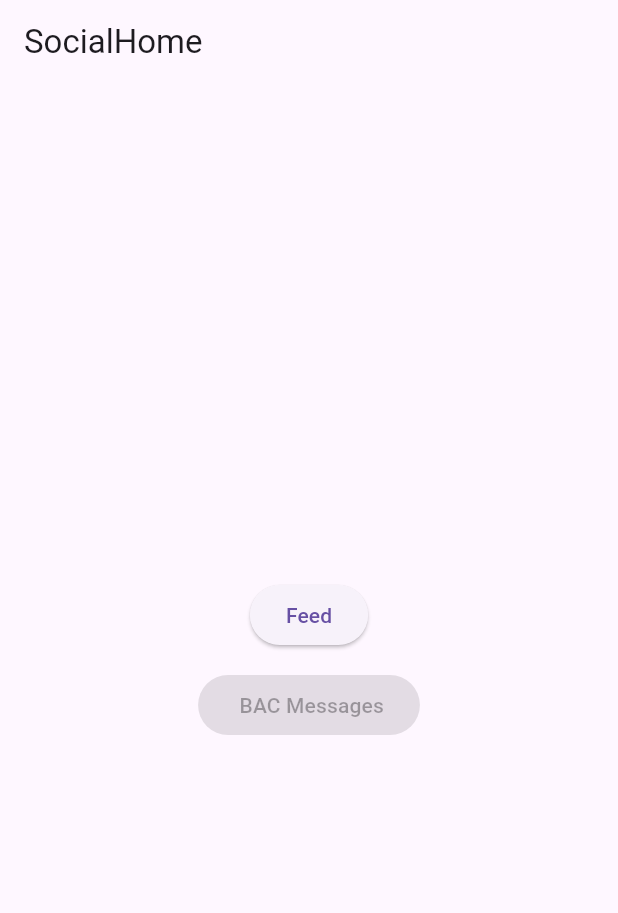
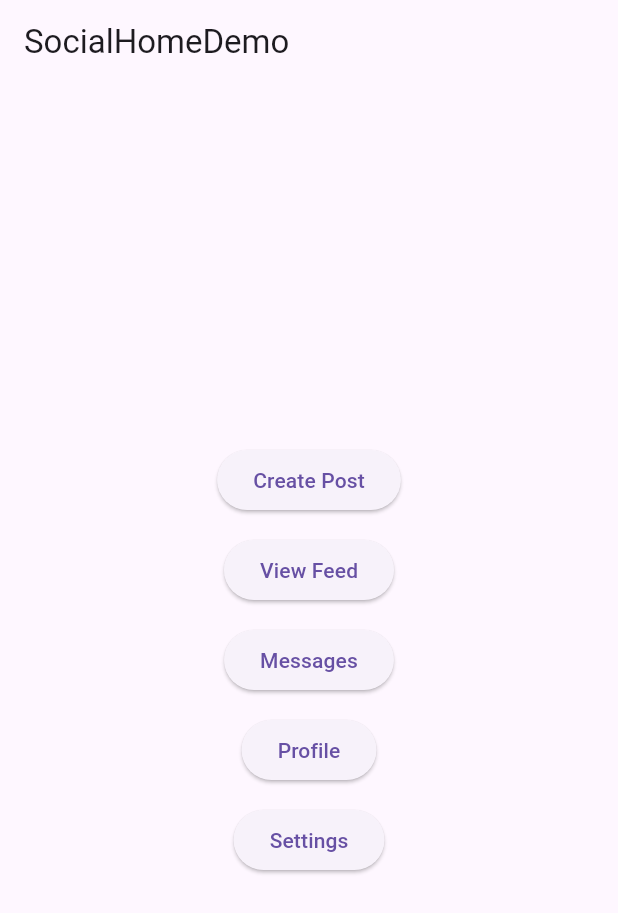
Before and after one commit to Raonsonapp/app-user-6822119590, a Flutter app: the screen it shows after launch, on a phone screen of 412 x 824 dp. Shown: the top 913 px of the screen. Run offline on Flutter 3.47's test engine with Material 3 defaults, Android fonts, the phone set to English and light mode, and no system bars.

Commit message:
Add generated app screen

```diff
--- a/lib/main.dart
+++ b/lib/main.dart
@@ -4,11 +4,10 @@ void main() => runApp(const MyApp());
 
 class MyApp extends StatelessWidget {
   const MyApp({Key? key}) : super(key: key);
-
   @override
   Widget build(BuildContext context) {
     return MaterialApp(
-      title: 'SocialHome',
+      title: 'SocialHomeDemo',
       home: const MyHomePage(),
     );
   }
@@ -16,25 +15,54 @@ class MyApp extends StatelessWidget {
 
 class MyHomePage extends StatelessWidget {
   const MyHomePage({Key? key}) : super(key: key);
-
   @override
   Widget build(BuildContext context) {
     return Scaffold(
       appBar: AppBar(
-        title: const Text('SocialHome'),
+        title: const Text('SocialHomeDemo'),
       ),
       body: Center(
         child: Column(
           mainAxisAlignment: MainAxisAlignment.center,
           children: [
             ElevatedButton(
-              child: const Text('Feed'),
-              onPressed: () => ScaffoldMessenger.of(context)
-                  .showSnackBar(const SnackBar(content: Text('Feed'))),
+              onPressed: () {
+                ScaffoldMessenger.of(context).showSnackBar(
+                    const SnackBar(content: Text('Create Post')));
+              },
+              child: const Text('Create Post'),
             ),
             const SizedBox(height: 12),
             ElevatedButton(
-              child: const Text(' BAC Messages'),
+              onPressed: () {
+                ScaffoldMessenger.of(context).showSnackBar(
+                    const SnackBar(content: Text('View Feed')));
+              },
+              child: const Text('View Feed'),
+            ),
+            const SizedBox(height: 12),
+            ElevatedButton(
+              onPressed: () {
+                ScaffoldMessenger.of(context).showSnackBar(
+                    const SnackBar(content: Text('Messages')));
+              },
+              child: const Text('Messages'),
+            ),
+            const SizedBox(height: 12),
+            ElevatedButton(
+              onPressed: () {
+                ScaffoldMessenger.of(context).showSnackBar(
+                    const SnackBar(content: Text('Profile')));
+              },
+              child: const Text('Profile'),
+            ),
+            const SizedBox(height: 12),
+            ElevatedButton(
+              onPressed: () {
+                ScaffoldMessenger.of(context).showSnackBar(
+                    const SnackBar(content: Text('Settings')));
+              },
+              child: const Text('Settings'),
             ),
           ],
         ),
```
